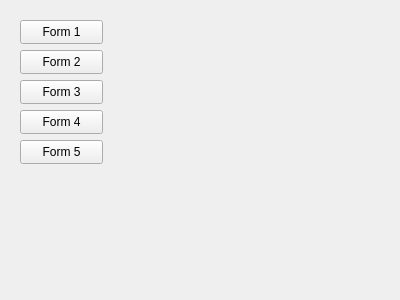
Wolframe/qtClient, file qt/apps/tutorial/forms/init.ui: the form before one commit.
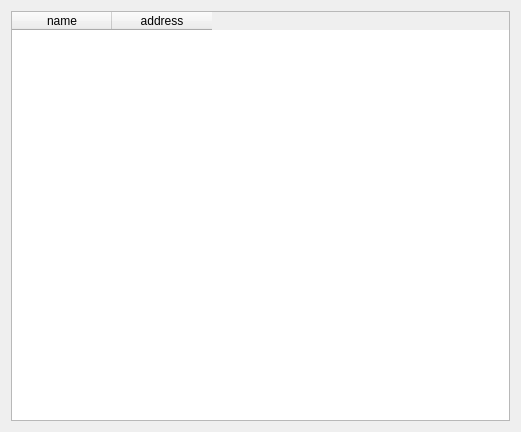
The form after the commit.

```diff
--- a/qt/apps/tutorial/forms/init.ui
+++ b/qt/apps/tutorial/forms/init.ui
@@ -6,93 +6,35 @@
    <rect>
     <x>0</x>
     <y>0</y>
-    <width>400</width>
-    <height>300</height>
+    <width>521</width>
+    <height>432</height>
    </rect>
   </property>
   <property name="windowTitle">
    <string>Form</string>
   </property>
-  <widget class="QPushButton" name="form1">
-   <property name="geometry">
-    <rect>
-     <x>20</x>
-     <y>20</y>
-     <width>83</width>
-     <height>24</height>
-    </rect>
-   </property>
-   <property name="text">
-    <string>Form 1</string>
-   </property>
-   <property name="form" stdset="0">
-    <string notr="true">form1</string>
-   </property>
-  </widget>
-  <widget class="QPushButton" name="form2">
-   <property name="geometry">
-    <rect>
-     <x>20</x>
-     <y>50</y>
-     <width>83</width>
-     <height>24</height>
-    </rect>
-   </property>
-   <property name="text">
-    <string>Form 2</string>
-   </property>
-   <property name="form" stdset="0">
-    <string notr="true">form2</string>
-   </property>
-  </widget>
-  <widget class="QPushButton" name="form3">
-   <property name="geometry">
-    <rect>
-     <x>20</x>
-     <y>80</y>
-     <width>83</width>
-     <height>24</height>
-    </rect>
-   </property>
-   <property name="text">
-    <string>Form 3</string>
-   </property>
-   <property name="form" stdset="0">
-    <string notr="true">form3</string>
-   </property>
-  </widget>
-  <widget class="QPushButton" name="form4">
-   <property name="geometry">
-    <rect>
-     <x>20</x>
-     <y>110</y>
-     <width>83</width>
-     <height>24</height>
-    </rect>
-   </property>
-   <property name="text">
-    <string>Form 4</string>
-   </property>
-   <property name="form" stdset="0">
-    <string notr="true">form4</string>
-   </property>
-  </widget>
-  <widget class="QPushButton" name="form5">
-   <property name="geometry">
-    <rect>
-     <x>20</x>
-     <y>140</y>
-     <width>83</width>
-     <height>24</height>
-    </rect>
-   </property>
-   <property name="text">
-    <string>Form 5</string>
-   </property>
-   <property name="form" stdset="0">
-    <string>form5</string>
-   </property>
-  </widget>
+  <layout class="QGridLayout" name="gridLayout">
+   <item row="0" column="0">
+    <widget class="QTableWidget" name="tableWidget">
+     <property name="doctype" stdset="0">
+      <string>Customer</string>
+     </property>
+     <property name="rootelement" stdset="0">
+      <string>customer</string>
+     </property>
+     <column>
+      <property name="text">
+       <string>name</string>
+      </property>
+     </column>
+     <column>
+      <property name="text">
+       <string>address</string>
+      </property>
+     </column>
+    </widget>
+   </item>
+  </layout>
  </widget>
  <resources/>
  <connections/>
```
